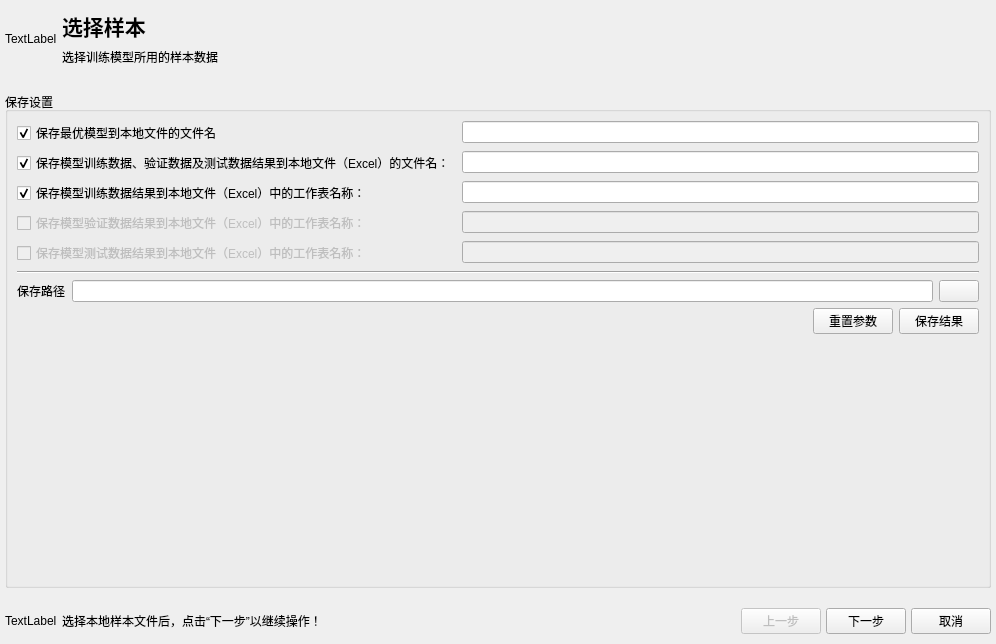
Before: the Qt Designer form core/appUI/UIDesigner/ScikitLearnMLDialogDesigner.ui in bevenkyy/GITenberg9, drawn with Qt 5.
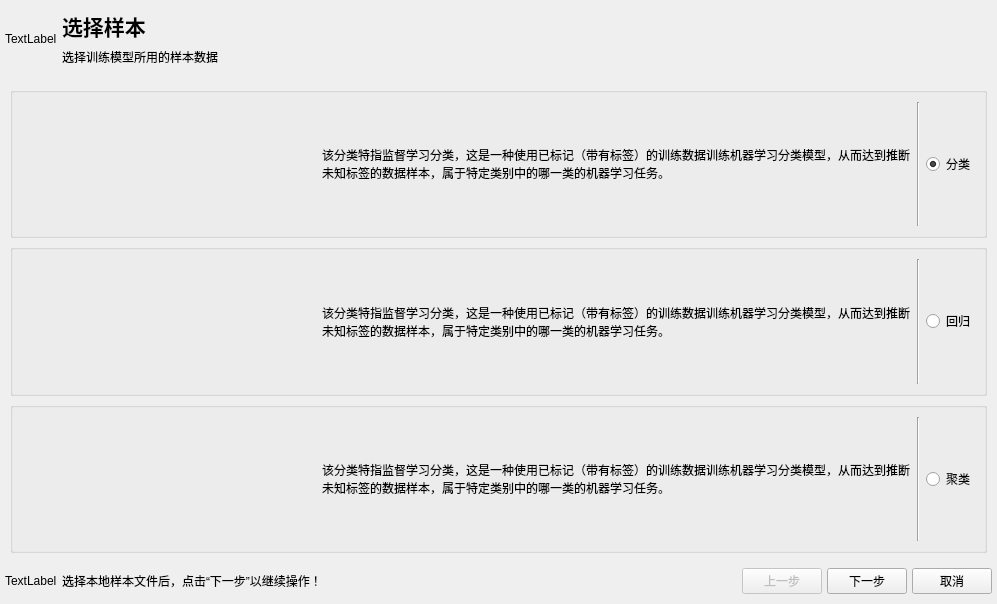
After: the same form once the commit is applied. The open tabs and pages were chosen to show the change.

Diff of the .ui file:
```diff
--- a/core/appUI/UIDesigner/ScikitLearnMLDialogDesigner.ui
+++ b/core/appUI/UIDesigner/ScikitLearnMLDialogDesigner.ui
@@ -6,8 +6,8 @@
    <rect>
     <x>0</x>
     <y>0</y>
-    <width>996</width>
-    <height>644</height>
+    <width>997</width>
+    <height>604</height>
    </rect>
   </property>
   <property name="windowTitle">
@@ -99,6 +99,154 @@
      <property name="currentIndex">
       <number>3</number>
      </property>
+     <widget class="QWidget" name="selectTaskTypePage">
+      <layout class="QGridLayout" name="gridLayout_2">
+       <property name="leftMargin">
+        <number>5</number>
+       </property>
+       <property name="topMargin">
+        <number>5</number>
+       </property>
+       <property name="rightMargin">
+        <number>5</number>
+       </property>
+       <property name="bottomMargin">
+        <number>5</number>
+       </property>
+       <item row="0" column="0">
+        <widget class="QGroupBox" name="classifierGroupBox">
+         <property name="title">
+          <string/>
+         </property>
+         <layout class="QHBoxLayout" name="horizontalLayout_5" stretch="1,2,0,0">
+          <item>
+           <widget class="QLabel" name="classificationIconLabel">
+            <property name="text">
+             <string/>
+            </property>
+           </widget>
+          </item>
+          <item>
+           <widget class="QLabel" name="classificationDesciptionLabel">
+            <property name="text">
+             <string>该分类特指监督学习分类，这是一种使用已标记（带有标签）的训练数据训练机器学习分类模型，从而达到推断未知标签的数据样本，属于特定类别中的哪一类的机器学习任务。</string>
+            </property>
+            <property name="wordWrap">
+             <bool>true</bool>
+            </property>
+           </widget>
+          </item>
+          <item>
+           <widget class="Line" name="classifierLine">
+            <property name="orientation">
+             <enum>Qt::Vertical</enum>
+            </property>
+           </widget>
+          </item>
+          <item>
+           <widget class="QRadioButton" name="classificationTaskRadioButton">
+            <property name="text">
+             <string>分类</string>
+            </property>
+            <property name="checked">
+             <bool>true</bool>
+            </property>
+            <attribute name="buttonGroup">
+             <string notr="true">buttonGroup</string>
+            </attribute>
+           </widget>
+          </item>
+         </layout>
+        </widget>
+       </item>
+       <item row="1" column="0">
+        <widget class="QGroupBox" name="regressorGroupBox">
+         <property name="title">
+          <string/>
+         </property>
+         <layout class="QHBoxLayout" name="horizontalLayout_4" stretch="1,2,0,0">
+          <item>
+           <widget class="QLabel" name="regressionIconLabel">
+            <property name="text">
+             <string/>
+            </property>
+           </widget>
+          </item>
+          <item>
+           <widget class="QLabel" name="regressionDesciptionLabel">
+            <property name="text">
+             <string>该分类特指监督学习分类，这是一种使用已标记（带有标签）的训练数据训练机器学习分类模型，从而达到推断未知标签的数据样本，属于特定类别中的哪一类的机器学习任务。</string>
+            </property>
+            <property name="wordWrap">
+             <bool>true</bool>
+            </property>
+           </widget>
+          </item>
+          <item>
+           <widget class="Line" name="regressorLine">
+            <property name="orientation">
+             <enum>Qt::Vertical</enum>
+            </property>
+           </widget>
+          </item>
+          <item>
+           <widget class="QRadioButton" name="regressionTaskRadioButton">
+            <property name="text">
+             <string>回归</string>
+            </property>
+            <attribute name="buttonGroup">
+             <string notr="true">buttonGroup</string>
+            </attribute>
+           </widget>
+          </item>
+         </layout>
+        </widget>
+       </item>
+       <item row="2" column="0">
+        <widget class="QGroupBox" name="clustererGroupBox">
+         <property name="title">
+          <string/>
+         </property>
+         <layout class="QHBoxLayout" name="horizontalLayout_3" stretch="1,2,0,0">
+          <item>
+           <widget class="QLabel" name="clusterIconLabel">
+            <property name="text">
+             <string/>
+            </property>
+           </widget>
+          </item>
+          <item>
+           <widget class="QLabel" name="clusterDesciptionLabel">
+            <property name="text">
+             <string>该分类特指监督学习分类，这是一种使用已标记（带有标签）的训练数据训练机器学习分类模型，从而达到推断未知标签的数据样本，属于特定类别中的哪一类的机器学习任务。</string>
+            </property>
+            <property name="wordWrap">
+             <bool>true</bool>
+            </property>
+           </widget>
+          </item>
+          <item>
+           <widget class="Line" name="clustererLine">
+            <property name="orientation">
+             <enum>Qt::Vertical</enum>
+            </property>
+           </widget>
+          </item>
+          <item>
+           <widget class="QRadioButton" name="clusterTaskRadioButton">
+            <property name="text">
+             <string>聚类</string>
+            </property>
+            <attribute name="buttonGroup">
+             <string notr="true">buttonGroup</string>
+            </attribute>
+           </widget>
+          </item>
+         </layout>
+        </widget>
+       </item>
+      </layout>
+     </widget>
      <widget class="QWidget" name="selectSamplePage">
       <layout class="QVBoxLayout" name="selectSampleVerticalLayout" stretch="0,1">
        <property name="spacing">
@@ -1045,7 +1193,7 @@
             <item row="3" column="0">
              <widget class="QCheckBox" name="isSaveCVDataToWorkingSheetNameCheckBox">
               <property name="enabled">
-               <bool>false</bool>
+               <bool>true</bool>
               </property>
               <property name="text">
                <string>保存模型验证数据结果到本地文件（Excel）中的工作表名称：</string>
@@ -1058,14 +1206,14 @@
             <item row="3" column="1">
              <widget class="QLineEdit" name="isSaveCVDataToWorkingSheetNameLineEdit">
               <property name="enabled">
-               <bool>false</bool>
+               <bool>true</bool>
               </property>
              </widget>
             </item>
             <item row="4" column="0">
              <widget class="QCheckBox" name="isSaveTestDataToWorkingSheetNameCheckBox">
               <property name="enabled">
-               <bool>false</bool>
+               <bool>true</bool>
               </property>
               <property name="text">
                <string>保存模型测试数据结果到本地文件（Excel）中的工作表名称：</string>
@@ -1078,7 +1226,7 @@
             <item row="4" column="1">
              <widget class="QLineEdit" name="isSaveTestDataToWorkingSheetNameLineEdit">
               <property name="enabled">
-               <bool>false</bool>
+               <bool>true</bool>
               </property>
              </widget>
             </item>
@@ -1096,7 +1244,7 @@
             <item>
              <widget class="QLabel" name="selectEstimatorDataSaveDirectoryLabel">
               <property name="text">
-               <string>保存路径</string>
+               <string>保存路径：</string>
               </property>
              </widget>
             </item>
```
Left out of the diff: 55 changed lines with no effect on the pictures.
